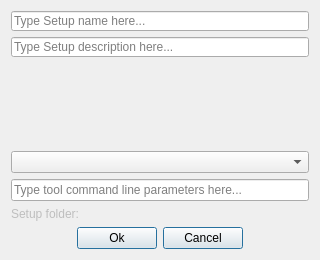
Qt form titan/ui/setup_form.ui (Fijishi-Enterprises/GENO-Energy-Optimization) before a commit.
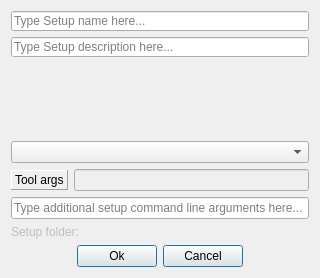
The same form after that commit.

Commit message:
Features #260 and #261 resolved. Tool definition file viewing, editing and refresh tools button
New features:
- Click on a Tool in Tools window to see the Tool definition file (Click on 'No Tool' to see the GAMS output window again)
- Double-clicking a Tool opens the Tool definition file in your default .json editor application (works only on Windows)
- Remember to click 'Refresh Tools' button after editing Tool definition files.

Patch:
```diff
--- a/titan/ui/setup_form.ui
+++ b/titan/ui/setup_form.ui
@@ -10,7 +10,7 @@
     <x>0</x>
     <y>0</y>
     <width>320</width>
-    <height>260</height>
+    <height>278</height>
    </rect>
   </property>
   <property name="sizePolicy">
@@ -22,8 +22,39 @@
   <property name="windowTitle">
    <string>Create Setup</string>
   </property>
-  <layout class="QGridLayout" name="gridLayout">
-   <item row="1" column="0">
+  <layout class="QVBoxLayout" name="verticalLayout_2">
+   <item>
+    <widget class="QLineEdit" name="lineEdit_name">
+     <property name="sizePolicy">
+      <sizepolicy hsizetype="Expanding" vsizetype="Fixed">
+       <horstretch>0</horstretch>
+       <verstretch>0</verstretch>
+      </sizepolicy>
+     </property>
+     <property name="minimumSize">
+      <size>
+       <width>220</width>
+       <height>20</height>
+      </size>
+     </property>
+     <property name="maximumSize">
+      <size>
+       <width>5000</width>
+       <height>20</height>
+      </size>
+     </property>
+     <property name="toolTip">
+      <string>&lt;html&gt;&lt;head/&gt;&lt;body&gt;&lt;p&gt;Setup name (Required)&lt;/p&gt;&lt;/body&gt;&lt;/html&gt;</string>
+     </property>
+     <property name="placeholderText">
+      <string>Type Setup name here...</string>
+     </property>
+     <property name="clearButtonEnabled">
+      <bool>true</bool>
+     </property>
+    </widget>
+   </item>
+   <item>
     <widget class="QLineEdit" name="lineEdit_description">
      <property name="sizePolicy">
       <sizepolicy hsizetype="Expanding" vsizetype="Fixed">
@@ -51,7 +82,7 @@
      </property>
     </widget>
    </item>
-   <item row="2" column="0">
+   <item>
     <spacer name="verticalSpacer">
      <property name="orientation">
       <enum>Qt::Vertical</enum>
@@ -64,35 +95,78 @@
      </property>
     </spacer>
    </item>
-   <item row="0" column="0">
-    <widget class="QLineEdit" name="lineEdit_name">
-     <property name="sizePolicy">
-      <sizepolicy hsizetype="Expanding" vsizetype="Fixed">
-       <horstretch>0</horstretch>
-       <verstretch>0</verstretch>
-      </sizepolicy>
-     </property>
-     <property name="minimumSize">
-      <size>
-       <width>220</width>
-       <height>20</height>
-      </size>
-     </property>
-     <property name="maximumSize">
-      <size>
-       <width>5000</width>
-       <height>20</height>
-      </size>
-     </property>
+   <item>
+    <widget class="QComboBox" name="comboBox_tool">
      <property name="toolTip">
       <string>&lt;html&gt;&lt;head/&gt;&lt;body&gt;&lt;p&gt;Setup name (Required)&lt;/p&gt;&lt;/body&gt;&lt;/html&gt;</string>
      </property>
+    </widget>
+   </item>
+   <item>
+    <layout class="QHBoxLayout" name="horizontalLayout">
+     <item>
+      <widget class="QLabel" name="label">
+       <property name="sizePolicy">
+        <sizepolicy hsizetype="Preferred" vsizetype="Preferred">
+         <horstretch>0</horstretch>
+         <verstretch>0</verstretch>
+        </sizepolicy>
+       </property>
+       <property name="maximumSize">
+        <size>
+         <width>16777215</width>
+         <height>20</height>
+        </size>
+       </property>
+       <property name="baseSize">
+        <size>
+         <width>0</width>
+         <height>0</height>
+        </size>
+       </property>
+       <property name="toolTip">
+        <string>&lt;html&gt;&lt;head/&gt;&lt;body&gt;&lt;p&gt;You can change Tool command line arguments by changing the Tool definition file&lt;/p&gt;&lt;/body&gt;&lt;/html&gt;</string>
+       </property>
+       <property name="frameShape">
+        <enum>QFrame::Panel</enum>
+       </property>
+       <property name="frameShadow">
+        <enum>QFrame::Raised</enum>
+       </property>
+       <property name="lineWidth">
+        <number>1</number>
+       </property>
+       <property name="text">
+        <string>Tool args</string>
+       </property>
+      </widget>
+     </item>
+     <item>
+      <widget class="QLineEdit" name="lineEdit_tool_args">
+       <property name="enabled">
+        <bool>false</bool>
+       </property>
+       <property name="toolTip">
+        <string>&lt;html&gt;&lt;head/&gt;&lt;body&gt;&lt;p&gt;You can change Tool command line arguments by changing the Tool definition file&lt;/p&gt;&lt;/body&gt;&lt;/html&gt;</string>
+       </property>
+       <property name="readOnly">
+        <bool>true</bool>
+       </property>
+      </widget>
+     </item>
+    </layout>
+   </item>
+   <item>
+    <widget class="QLineEdit" name="lineEdit_cmdline_params">
      <property name="placeholderText">
-      <string>Type Setup name here...</string>
+      <string>Type additional setup command line arguments here...</string>
+     </property>
+     <property name="clearButtonEnabled">
+      <bool>true</bool>
      </property>
     </widget>
    </item>
-   <item row="5" column="0">
+   <item>
     <layout class="QVBoxLayout" name="verticalLayout">
      <item>
       <widget class="QLabel" name="label_setup_folder">
@@ -180,20 +254,6 @@
      </item>
     </layout>
    </item>
-   <item row="3" column="0">
-    <widget class="QComboBox" name="comboBox_tool">
-     <property name="toolTip">
-      <string>&lt;html&gt;&lt;head/&gt;&lt;body&gt;&lt;p&gt;Select tool&lt;/p&gt;&lt;/body&gt;&lt;/html&gt;</string>
-     </property>
-    </widget>
-   </item>
-   <item row="4" column="0">
-    <widget class="QLineEdit" name="lineEdit_cmdline_params">
-     <property name="placeholderText">
-      <string>Type tool command line parameters here...</string>
-     </property>
-    </widget>
-   </item>
   </layout>
  </widget>
  <tabstops>
```
Left out of the diff: 5 changed lines with no effect on the pictures. The commit also changes 14 other files.
